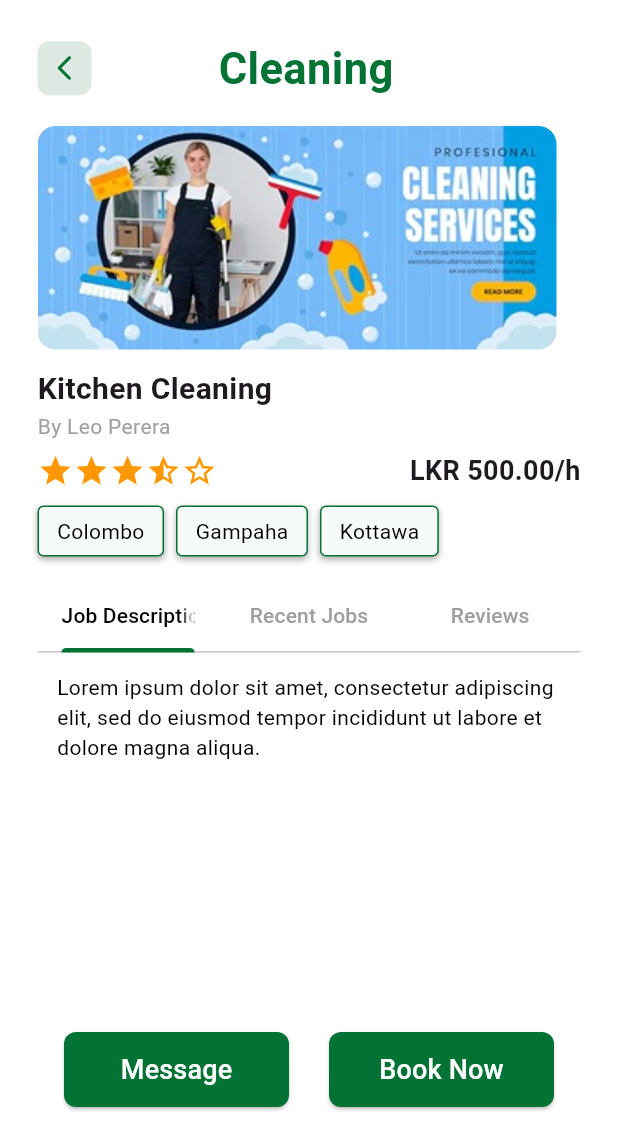
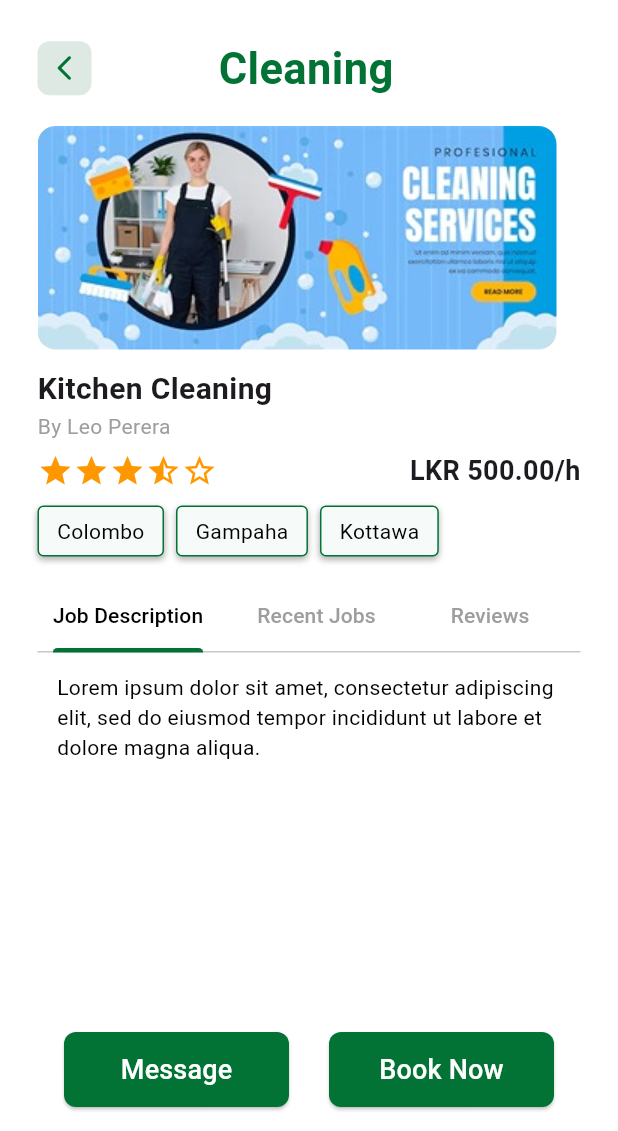
Before and after one commit to sadeesacs/MAD, a Flutter app: the ServiceDetailScreen screen opened directly, on a phone screen of 412 x 824 dp, the part 105-1236 px from its top. Run offline on Flutter 3.47's test engine with Material 3 defaults, Android fonts, the phone set to English and light mode, and no system bars; our stand-ins replace google_maps_flutter, image_picker.

```diff
--- a/connect/lib/Customer/screens/service-detail/service_detail.dart
+++ b/connect/lib/Customer/screens/service-detail/service_detail.dart
@@ -35,6 +35,8 @@ class ConnectApp extends StatelessWidget {
 class ServiceDetailScreen extends StatelessWidget {
   const ServiceDetailScreen({super.key});
 
+  get indicator => null;
+
   @override
   Widget build(BuildContext context) {
     return Scaffold(
@@ -43,7 +45,8 @@ class ServiceDetailScreen extends StatelessWidget {
       body: Stack(
         children: [
           SingleChildScrollView(
-            padding: const EdgeInsets.all(25.0), // Add 25 padding to the entire page
+            padding: const EdgeInsets.all(25.0),
+            // Add 25 padding to the entire page
             child: Column(
               crossAxisAlignment: CrossAxisAlignment.start,
               children: [
@@ -52,10 +55,12 @@ class ServiceDetailScreen extends StatelessWidget {
                   children: [
                     // Back Button
                     GestureDetector(
-                      onTap: () => Navigator.pushReplacement(
-                      context,
-                      MaterialPageRoute(builder: (context) => const ServiceListingScreen()),
-                      ),
+                      onTap: () =>
+                          Navigator.pushReplacement(
+                            context,
+                            MaterialPageRoute(builder: (
+                                context) => const ServiceListingScreen()),
+                          ),
                       child: Container(
                         padding: const EdgeInsets.all(8),
                         decoration: BoxDecoration(
@@ -69,7 +74,8 @@ class ServiceDetailScreen extends StatelessWidget {
                         ),
                       ),
                     ),
-                    const Spacer(), // Spacer to push the title to the center
+                    const Spacer(),
+                    // Spacer to push the title to the center
 
                     // Cleaning Text
                     Text(
@@ -80,10 +86,12 @@ class ServiceDetailScreen extends StatelessWidget {
                         fontWeight: FontWeight.bold,
                       ),
                     ),
-                    const Spacer(), // Spacer to balance the row
+                    const Spacer(),
+                    // Spacer to balance the row
 
                     // Invisible placeholder to match the back button's width
-                    const SizedBox(width: 40), // Adjust width to match back button size
+                    const SizedBox(width: 40),
+                    // Adjust width to match back button size
                   ],
                 ),
                 const SizedBox(height: 18),
@@ -179,7 +187,7 @@ class ServiceDetailScreen extends StatelessWidget {
         borderRadius: BorderRadius.circular(4),
         boxShadow: [
           BoxShadow(
-            color: Colors.black.withOpacity(0.3),
+            color: Color.fromRGBO(0, 0, 0, 0.3),
             blurRadius: 3,
             spreadRadius: 0,
             offset: const Offset(0, 2),
@@ -205,21 +213,22 @@ class ServiceDetailScreen extends StatelessWidget {
             indicatorColor: darkGreen,
             labelColor: black,
             unselectedLabelColor: greyText,
-            tabs: const [
-              Tab(text: 'Job Description'),
-              Tab(text: 'Recent Jobs'),
-              Tab(text: 'Reviews'),
+            labelPadding: const EdgeInsets.symmetric(horizontal: 3),
+            tabs: [
+              const Tab(text: 'Job Description'),
+              Padding(
+                padding: const EdgeInsets.only(left: 10.0),
+                child: const Tab(text: 'Recent Jobs'),
+              ),
+              const Tab(text: 'Reviews'),
             ],
           ),
           SizedBox(
-            height: 400, // Fixed height for TabBarView
+            height: 400,
             child: TabBarView(
               children: [
-                // Job Description Content
                 const JobDescription(),
-                // Recent Jobs Content
                 RecentJobs(),
-                // Reviews Content
                 Reviews(),
               ],
             ),
```
